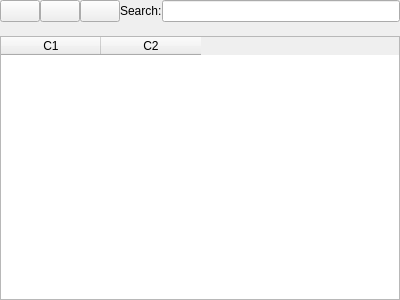
The window that src/view/ui/programming_language/list.ui (fersilentt/ProgrammingDirectories) describes before a commit, drawn with Qt 5.
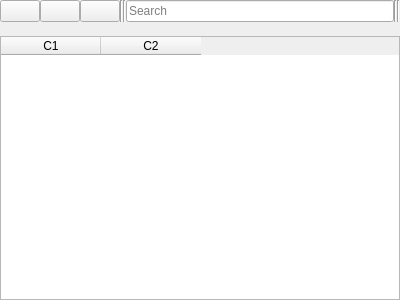
The same window after the commit.

What changed in the file:
```diff
--- a/src/view/ui/programming_language/list.ui
+++ b/src/view/ui/programming_language/list.ui
@@ -56,14 +56,39 @@
       </widget>
      </item>
      <item>
-      <widget class="QLabel" name="label">
-       <property name="text">
-        <string>Search:</string>
+      <widget class="Line" name="line_2">
+       <property name="orientation">
+        <enum>Qt::Vertical</enum>
        </property>
       </widget>
      </item>
      <item>
-      <widget class="QLineEdit" name="leSearch"/>
+      <widget class="Line" name="line_3">
+       <property name="orientation">
+        <enum>Qt::Vertical</enum>
+       </property>
+      </widget>
+     </item>
+     <item>
+      <widget class="QLineEdit" name="leSearch">
+       <property name="placeholderText">
+        <string>Search</string>
+       </property>
+      </widget>
+     </item>
+     <item>
+      <widget class="Line" name="line">
+       <property name="orientation">
+        <enum>Qt::Vertical</enum>
+       </property>
+      </widget>
+     </item>
+     <item>
+      <widget class="Line" name="line_4">
+       <property name="orientation">
+        <enum>Qt::Vertical</enum>
+       </property>
+      </widget>
      </item>
     </layout>
    </item>
```
